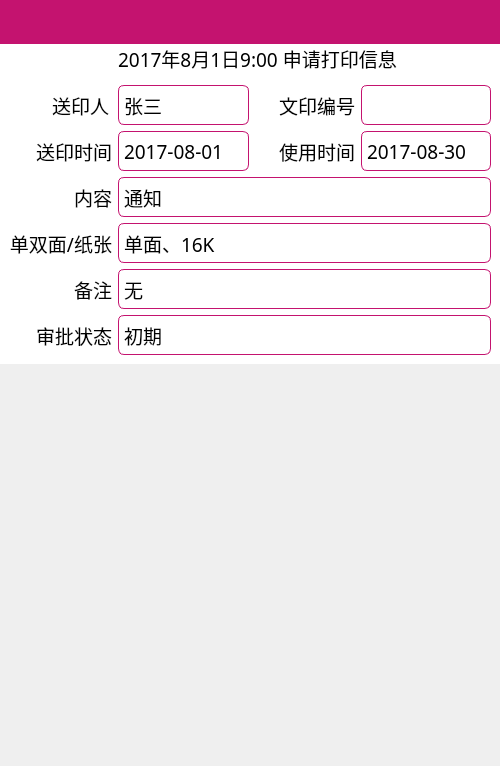
Before: the Qt Designer form pages/PrintPage.ui in wps139hf/app, drawn with Qt 5.
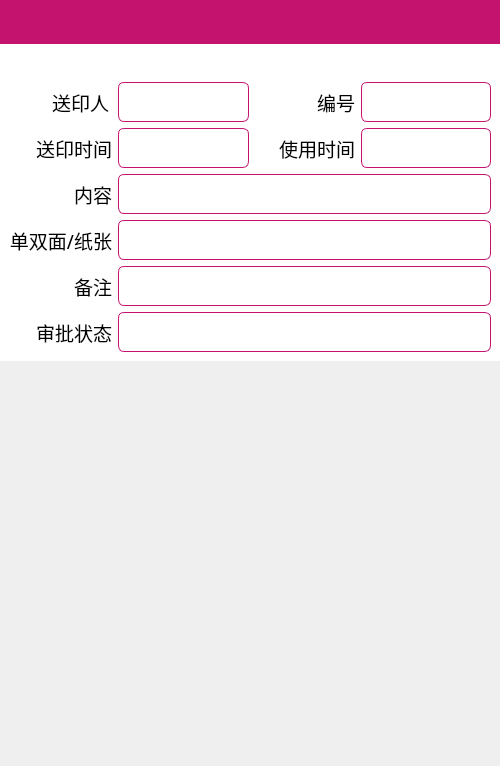
After: the same form once the commit is applied. Custom widgets are drawn as their Qt base class.

Commit message: bind model to pages, except repair;

```diff
--- a/pages/PrintPage.ui
+++ b/pages/PrintPage.ui
@@ -66,7 +66,7 @@
       <string notr="true">background-color: rgb(255,255,255);</string>
      </property>
      <property name="text">
-      <string>   2017年8月1日9:00 申请打印信息</string>
+      <string/>
      </property>
      <property name="alignment">
       <set>Qt::AlignCenter</set>
@@ -234,7 +234,7 @@
          <enum>QFrame::StyledPanel</enum>
         </property>
         <property name="text">
-         <string>张三</string>
+         <string/>
         </property>
        </widget>
       </item>
@@ -358,7 +358,7 @@
          <enum>QFrame::NoFrame</enum>
         </property>
         <property name="text">
-         <string>文印编号</string>
+         <string>编号</string>
         </property>
         <property name="alignment">
          <set>Qt::AlignRight|Qt::AlignTrailing|Qt::AlignVCenter</set>
@@ -540,7 +540,7 @@
          <enum>QFrame::StyledPanel</enum>
         </property>
         <property name="text">
-         <string>2017-08-01</string>
+         <string/>
         </property>
        </widget>
       </item>
@@ -599,7 +599,7 @@
          <enum>QFrame::StyledPanel</enum>
         </property>
         <property name="text">
-         <string>2017-08-30</string>
+         <string/>
         </property>
        </widget>
       </item>
@@ -658,7 +658,7 @@
          <enum>QFrame::StyledPanel</enum>
         </property>
         <property name="text">
-         <string>通知</string>
+         <string/>
         </property>
        </widget>
       </item>
@@ -777,7 +777,7 @@
          <enum>QFrame::StyledPanel</enum>
         </property>
         <property name="text">
-         <string>单面、16K</string>
+         <string/>
         </property>
        </widget>
       </item>
@@ -806,7 +806,7 @@
          <enum>QFrame::StyledPanel</enum>
         </property>
         <property name="text">
-         <string>无</string>
+         <string/>
         </property>
        </widget>
       </item>
@@ -835,7 +835,7 @@
          <enum>QFrame::StyledPanel</enum>
         </property>
         <property name="text">
-         <string>初期</string>
+         <string/>
         </property>
        </widget>
       </item>
```
Left out of the diff: 16 changed lines with no effect on the pictures. The commit also changes 18 other files.
